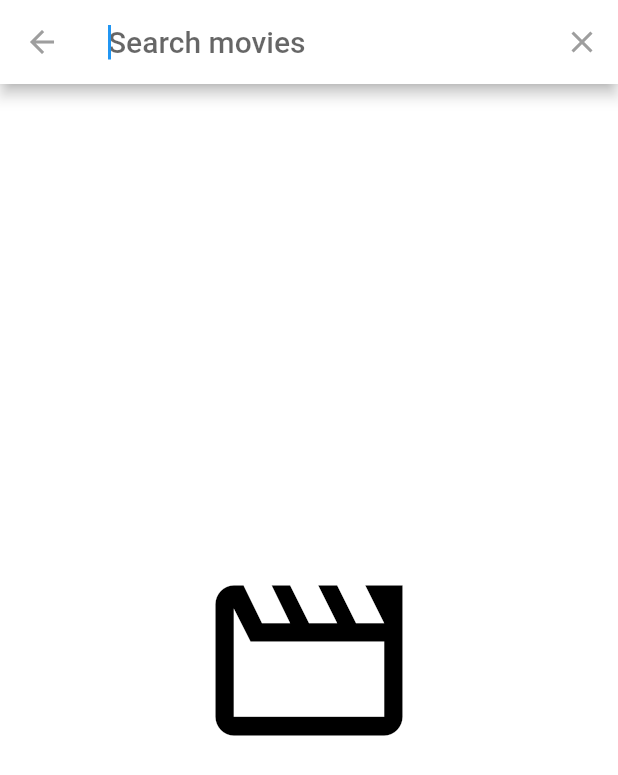
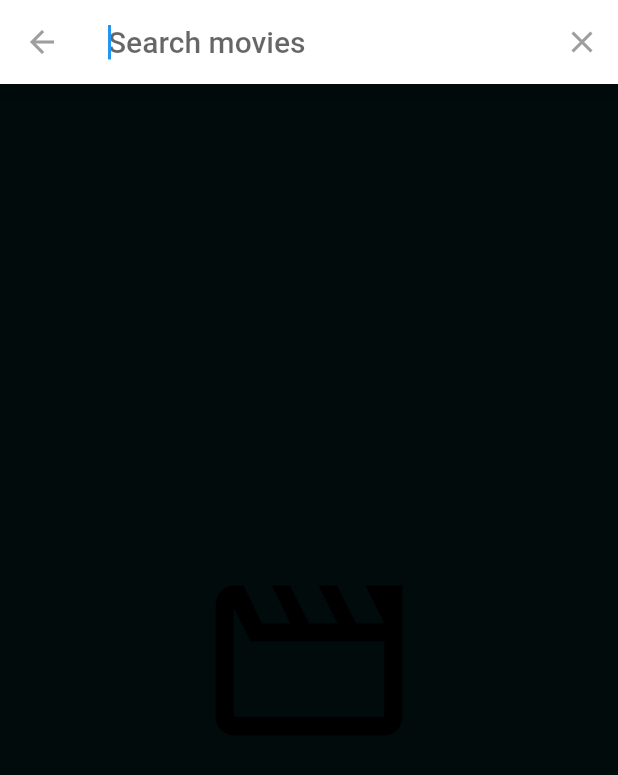
Before and after one commit to Adrizen/Pleiades, a Flutter app: the screen it shows after launch, after a tap on the "search" icon, on a phone screen of 412 x 824 dp. Shown: the top 775 px of the screen. Run offline on Flutter 3.47's test engine with Material 2 defaults, Android fonts, the phone set to English and light mode, and no system bars; our stand-ins replace card_swiper; network calls fail.

Commit message:
Name change, a SliverAppBar and colors.

```diff
--- a/lib/main.dart
+++ b/lib/main.dart
@@ -30,13 +30,13 @@ class MyApp extends StatelessWidget {
   Widget build(BuildContext context) {
     return MaterialApp(
       debugShowCheckedModeBanner: false,
-      title: 'Movies app',
+      title: 'Antlia',
       initialRoute: 'home',
       routes: {
         'home': (_) => const HomeScreen(),
         'details': (_) => const DetailsScreen(),
       },
-      theme: AppTheme.lightTheme,
+      theme: AppTheme.darkTheme,
     );
   }
 }
--- a/lib/screens/home_screen.dart
+++ b/lib/screens/home_screen.dart
@@ -12,8 +12,19 @@ class HomeScreen extends StatelessWidget {
     final moviesProvider = Provider.of<MoviesProvider>(context);
 
     return Scaffold(
-        appBar: AppBar(
-          title: const Center(child: Text('MoviesApp')),
+      body: NestedScrollView(
+          headerSliverBuilder: (context, innerBoxIsScrolled) => [
+                SliverAppBar(
+                  leading: const IconButton(
+                      onPressed: funcion, icon: Icon(Icons.menu)),
+                  title: const Text('Antlia - A movie\'s cluster'),
+                  floating: true,
+                  snap: true,
+                  centerTitle: true,
+                  elevation: 10,
+                  shape: const RoundedRectangleBorder(
+                      borderRadius:
+                          BorderRadius.vertical(bottom: Radius.circular(20))),
                   actions: [
                     IconButton(
                       icon: const Icon(Icons.search),
@@ -21,7 +32,8 @@ class HomeScreen extends StatelessWidget {
                           context: context, delegate: MovieSearchDelegate())),
                     )
                   ],
-        ),
+                )
+              ],
           body: SingleChildScrollView(
             child: Column(
               children: [
@@ -36,6 +48,11 @@ class HomeScreen extends StatelessWidget {
                     onNextPage: () => moviesProvider.getUpcomingMovies()),
               ],
             ),
-        ));
+          )),
+    );
   }
 }
+
+void funcion() {
+  //TODO: Hacer menu opciones / settings. Por ejemplo para cambiar de theme la app.
+}
--- a/lib/theme/app_theme.dart
+++ b/lib/theme/app_theme.dart
@@ -2,7 +2,7 @@ import 'package:flutter/material.dart';
 
 class AppTheme {
   static const Color primaryColor = Colors.indigo;
-  static const Color secondaryColor = Colors.red;
+  static const Color secondaryColor = Color.fromRGBO(13, 250, 210, 0.8);
 
   static final ThemeData lightTheme = ThemeData.light().copyWith(
     // Primary app color.
@@ -16,9 +16,9 @@ class AppTheme {
   static final ThemeData darkTheme = ThemeData.light().copyWith(
     // Primary app color.
     primaryColor: secondaryColor,
-
+    textTheme: const TextTheme(titleMedium: TextStyle(color: Colors.white)),
     //AppBar theme.
-    scaffoldBackgroundColor: Colors.black,
+    scaffoldBackgroundColor: Color.fromARGB(255, 1, 11, 12),
     appBarTheme: const AppBarTheme(color: secondaryColor, elevation: 0),
   );
 }
```
Lines whose indentation alone changed are shown as unchanged.
